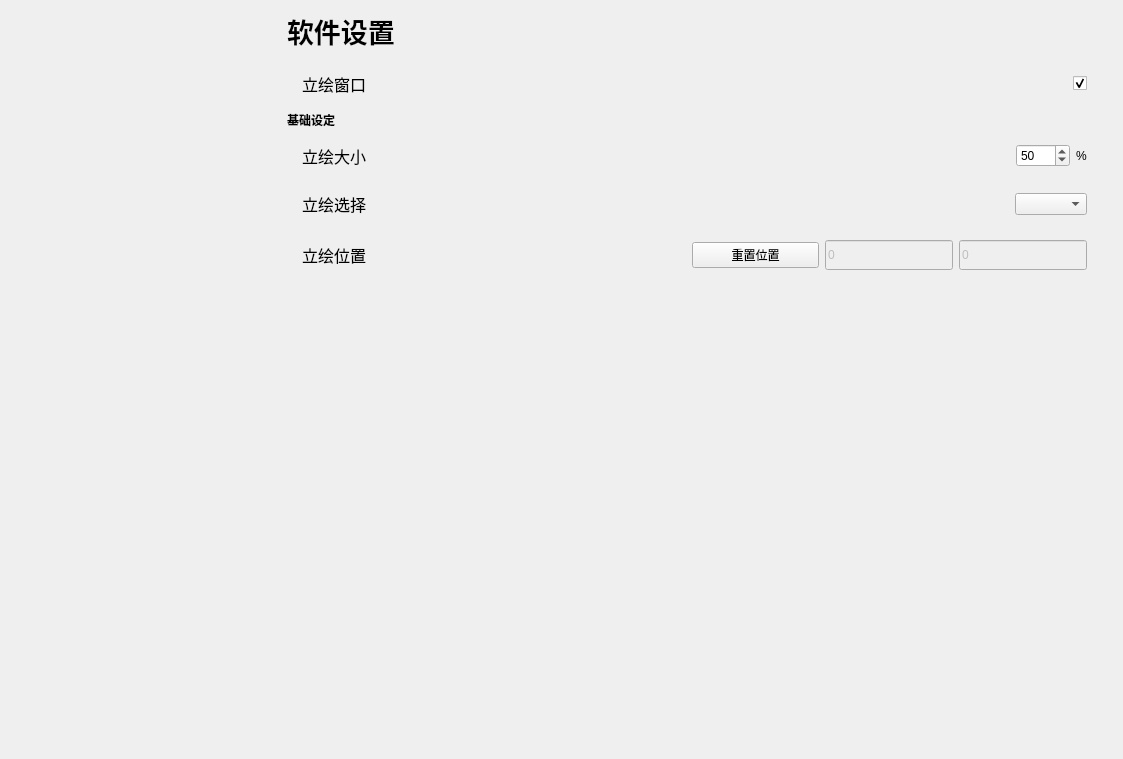
First picture: the form in mainwindow.ui, repository Zao-chen/ZcChat, before the edit.
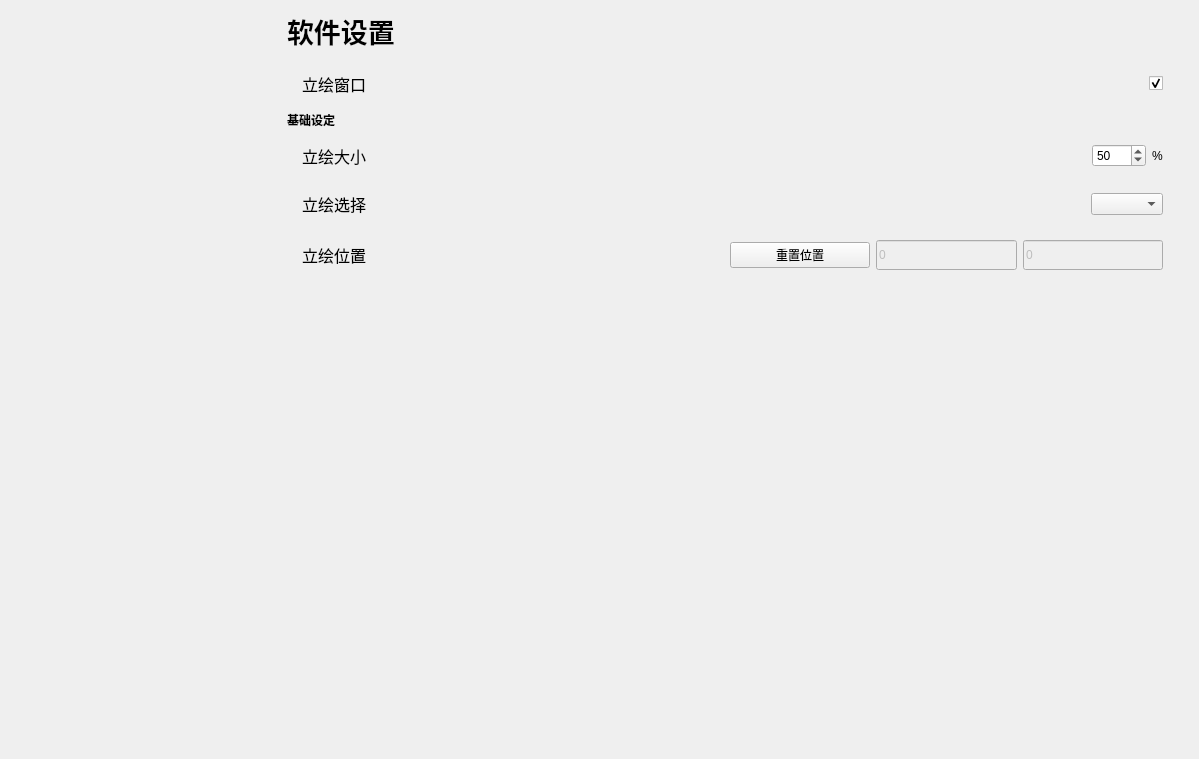
Second picture: the form after the edit. Custom widgets are drawn as their Qt base class.

What changed in the file:
```diff
--- a/mainwindow.ui
+++ b/mainwindow.ui
@@ -6,7 +6,7 @@
    <rect>
     <x>0</x>
     <y>0</y>
-    <width>1123</width>
+    <width>1199</width>
     <height>759</height>
    </rect>
   </property>
@@ -15,7 +15,7 @@
   </property>
   <layout class="QVBoxLayout" name="verticalLayout_7">
    <item>
-    <layout class="QHBoxLayout" name="horizontalLayout" stretch="0,4">
+    <layout class="QHBoxLayout" name="horizontalLayout" stretch="0,6">
      <property name="spacing">
       <number>0</number>
      </property>
@@ -1262,6 +1262,16 @@
      </item>
     </layout>
    </item>
+   <item>
+    <widget class="QLabel" name="label_mainMessage">
+     <property name="text">
+      <string/>
+     </property>
+     <property name="alignment">
+      <set>Qt::AlignmentFlag::AlignRight|Qt::AlignmentFlag::AlignTrailing|Qt::AlignmentFlag::AlignVCenter</set>
+     </property>
+    </widget>
+   </item>
   </layout>
  </widget>
  <customwidgets>
```
